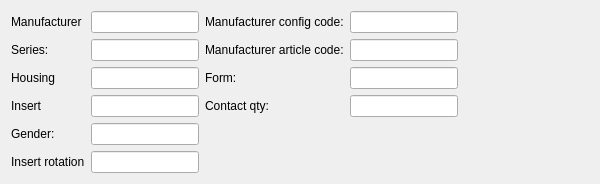
Old version of the form src/mdttools/mdttesttool/mdtcablelist/mdtClConnectorEditor.ui in the repository scandyna/multidiagtools.
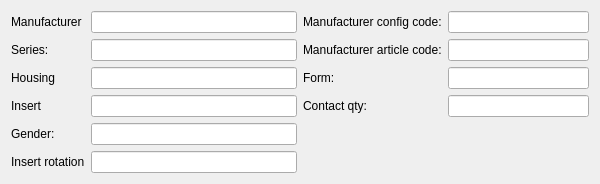
New version of the form.

The edit to the form file:
```diff
--- a/src/mdttools/mdttesttool/mdtcablelist/mdtClConnectorEditor.ui
+++ b/src/mdttools/mdttesttool/mdtcablelist/mdtClConnectorEditor.ui
@@ -138,19 +138,6 @@
      </item>
     </layout>
    </item>
-   <item>
-    <spacer name="horizontalSpacer">
-     <property name="orientation">
-      <enum>Qt::Horizontal</enum>
-     </property>
-     <property name="sizeHint" stdset="0">
-      <size>
-       <width>55</width>
-       <height>20</height>
-      </size>
-     </property>
-    </spacer>
-   </item>
   </layout>
  </widget>
  <resources/>
```
